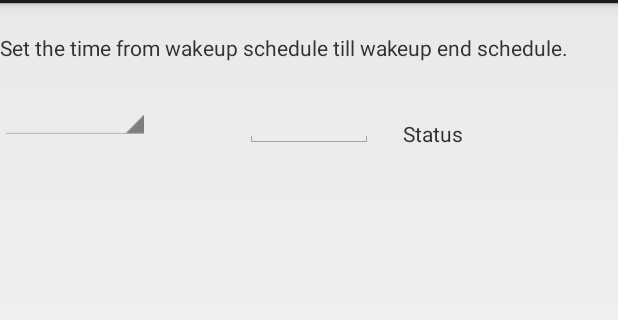
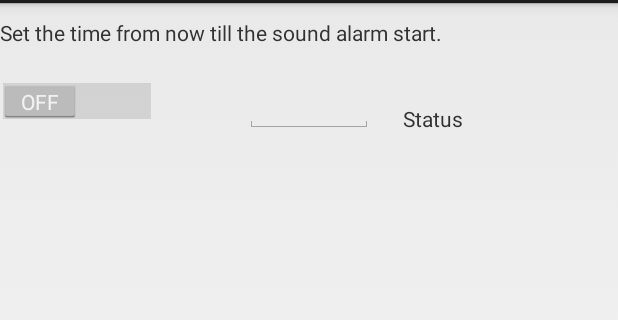
Before and after one commit to Marcel-Malus/HueSleepAndWake, an Android app: the layout schedule_alarm.xml on its own in the app's theme, with its tools: preview values and no code run, on a phone screen of 412 x 824 dp, the part 69-389 px from its top. Run offline under Robolectric (Android 15) with nearby library versions, the phone set to English and light mode, and no system bars.

Commit message:
Basic (sound) alarm clock management.

```diff
--- a/app/build.gradle
+++ b/app/build.gradle
@@ -23,4 +23,5 @@ dependencies {
     compile files('libs/huesdkresources.jar')
     //    compile files('libs/docs/huesdkresources-javadoc.jar')
     //    compile files('libs/docs/huelocalsdk-javadoc.jar')
+    compile('com.android.support:support-compat:26.1.0')
 }
--- a/app/src/main/java/com/philips/lighting/quickstart/AbstractScheduleFragment.java
+++ b/app/src/main/java/com/philips/lighting/quickstart/AbstractScheduleFragment.java
@@ -146,7 +146,7 @@ public abstract class AbstractScheduleFragment extends Fragment {
     }
 
 
-    private Date calculateRelativeTimeTo(Calendar cal, String timeStr) {
+    protected Date calculateRelativeTimeTo(Calendar cal, String timeStr) {
         if (!timeStr.matches(TIME_FORMAT)) {
             notifyUser(R.string.txt_status_no_time_format);
             return null;
--- a/app/src/main/res/layout/schedule_wake_end.xml
+++ b/app/src/main/res/layout/schedule_alarm.xml
@@ -3,25 +3,26 @@
     android:layout_width="match_parent"
     android:layout_height="wrap_content">
 
+
     <TextView
-        android:id="@+id/wakeEndTimeTxt"
+        android:id="@+id/alarmTimeTxt"
         android:layout_width="wrap_content"
         android:layout_height="wrap_content"
-        android:layout_marginTop="20dp"
-        android:text="@string/txt_set_wake_end_in_time" />
+        android:layout_marginTop="10dp"
+        android:text="@string/txt_set_alarm_schedule" />
 
-    <Spinner
-        android:id="@+id/wakeEndSpinner"
-        android:layout_width="100dp"
+    <Switch
+        android:id="@+id/alarmSwitch"
+        android:layout_width="wrap_content"
         android:layout_height="wrap_content"
-        android:layout_below="@+id/wakeEndTimeTxt"
-        android:layout_marginTop="20dp" />
+        android:layout_below="@id/alarmTimeTxt"
+        android:layout_marginTop="22dp" />
 
     <EditText
-        android:id="@+id/wakeEndTime"
+        android:id="@+id/alarmTime"
         android:layout_width="wrap_content"
         android:layout_height="wrap_content"
-        android:layout_below="@+id/wakeEndTimeTxt"
+        android:layout_below="@+id/alarmTimeTxt"
         android:layout_centerHorizontal="true"
         android:layout_marginTop="18dp"
         android:ems="4"
@@ -29,14 +30,14 @@
         android:maxLength="8" />
 
     <TextView
-        android:id="@+id/wakeEndStatusTxt"
+        android:id="@+id/alarmStatusTxt"
         android:layout_width="wrap_content"
         android:layout_height="wrap_content"
         android:layout_marginLeft="20dp"
         android:layout_marginStart="20dp"
-        android:layout_alignBottom="@+id/wakeEndTime"
-        android:layout_toRightOf="@+id/wakeEndTime"
-        android:layout_toEndOf="@+id/wakeEndTime"
+        android:layout_alignBottom="@+id/alarmTime"
+        android:layout_toRightOf="@+id/alarmTime"
+        android:layout_toEndOf="@+id/alarmTime"
         android:text="@string/txt_status" />
 
 </RelativeLayout>
--- a/app/src/main/res/layout/schedule_sleep.xml
+++ b/app/src/main/res/layout/schedule_sleep.xml
@@ -7,7 +7,7 @@
         android:id="@+id/goingSleepTimeTxt"
         android:layout_width="wrap_content"
         android:layout_height="wrap_content"
-        android:layout_marginTop="20dp"
+        android:layout_marginTop="10dp"
         android:text="@string/txt_start_sleep_schedule" />
 
     <Spinner
--- a/build.gradle
+++ b/build.gradle
@@ -11,5 +11,8 @@ buildscript {
 allprojects {
     repositories {
         jcenter()
+        maven {
+            url "https://maven.google.com"
+        }
     }
 }
```
Also changed, not shown: app/src/main/AndroidManifest.xml (+20 -13 lines), app/src/main/java/com/philips/lighting/alarm/AlarmNotificationService.java (added, +61 -0 lines), app/src/main/java/com/philips/lighting/alarm/AlarmSoundService.java (added, +54 -0 lines), app/src/main/java/com/philips/lighting/alarm/AlarmStartReceiver.java (added, +20 -0 lines), app/src/main/java/com/philips/lighting/alarm/AlarmStopReceiver.java (added, +14 -0 lines), app/src/main/java/com/philips/lighting/data/HueSharedPreferences.java (+22 -1 lines), app/src/main/java/com/philips/lighting/quickstart/AlarmScheduleFragment.java (added, +93 -0 lines), app/src/main/java/com/philips/lighting/quickstart/MyApplicationActivity.java (+10 -4 lines), app/src/main/res/layout/activity_main.xml (+10 -3 lines), app/src/main/res/values/strings.xml (+10 -2 lines).
